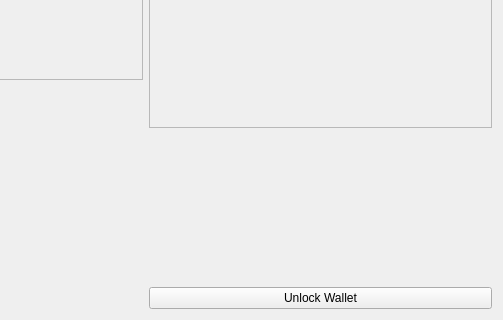
Qt form src/qt/forms/overviewpage.ui (kryptkoin/KryptKoin) before a commit; both pictures show x 212 to 715 and y 121 to 441 of the 715 by 441 pixel window.
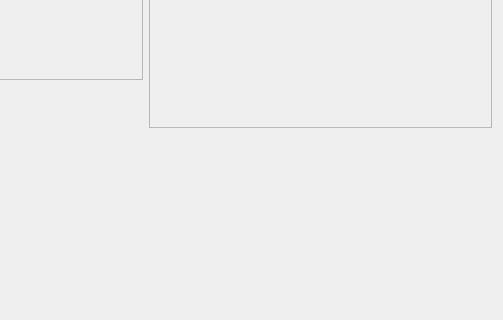
The same form after that commit. Icons and pictures are not drawn.

Commit message: Removed Incompatible Button To Avoid Confusion.

Diff of the .ui file:
```diff
--- a/src/qt/forms/overviewpage.ui
+++ b/src/qt/forms/overviewpage.ui
@@ -358,13 +358,6 @@
        </property>
       </spacer>
      </item>
-     <item>
-      <widget class="QPushButton" name="unlockWalletButton">
-       <property name="text">
-        <string>Unlock Wallet</string>
-       </property>
-      </widget>
-     </item>
     </layout>
    </item>
   </layout>
```
The commit also changes 2 other files.
